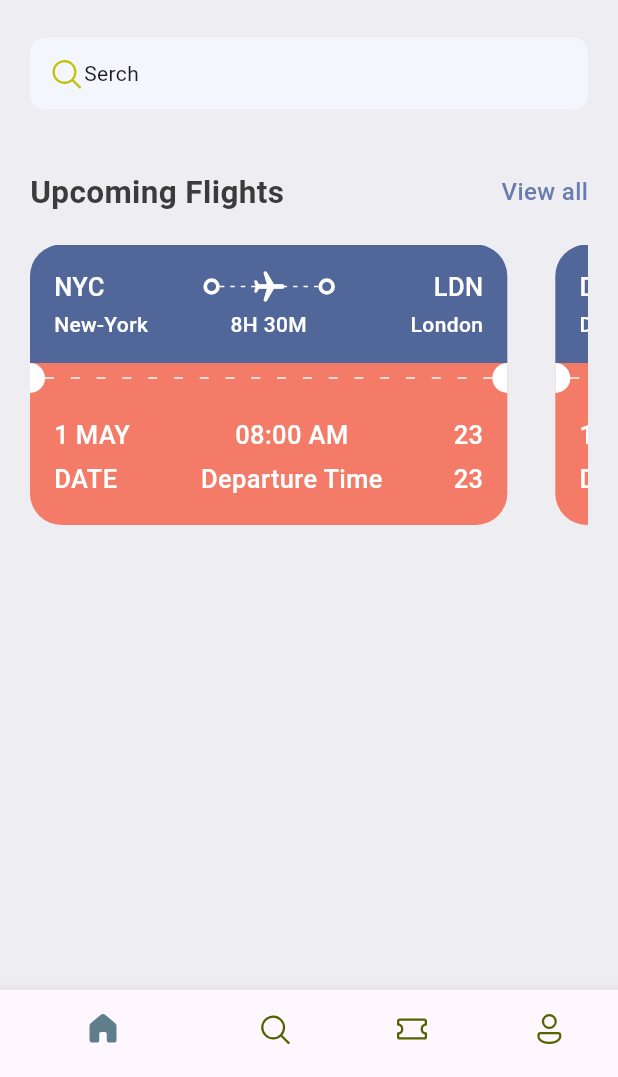
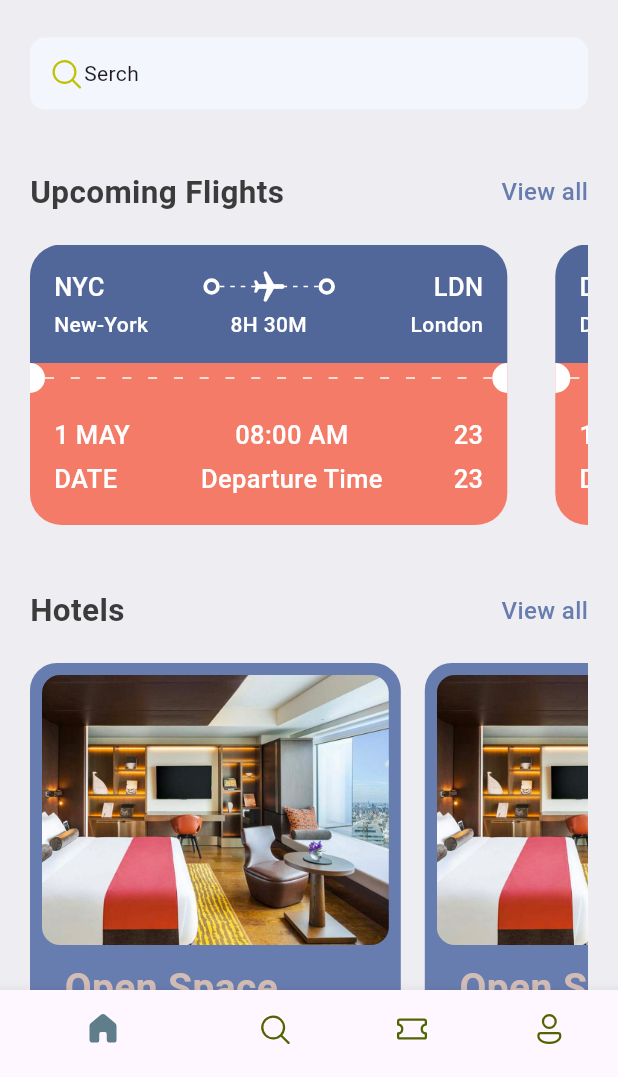
Before and after one commit to jose-oyuko/ticket-app, a Flutter app: the screen it shows after launch, on a phone screen of 412 x 824 dp, the part 159-1236 px from its top. Run offline on Flutter 3.47's test engine with Material 3 defaults, Android fonts, the phone set to English and light mode, and no system bars; our stand-ins replace fluentui_icons.

Commit message:
added hotel widget

```diff
--- a/lib/base/res/media.dart
+++ b/lib/base/res/media.dart
@@ -1,4 +1,5 @@
 class AppMedia {
   static const _baseImage = "assets/assets/images";
   static const logo = '$_baseImage/logo.png';
+  static const hotelRoom = '$_baseImage/hotel_room.png';
 }
--- a/lib/base/res/style/app_styles.dart
+++ b/lib/base/res/style/app_styles.dart
@@ -8,6 +8,7 @@ class AppStyles {
   static Color textColor = const Color(0xFF3b3b3b);
   static Color ticketBlue = const Color(0xff526799);
   static Color tickectOrange = const Color(0xFFF37B67);
+  static Color kakiColor = const Color(0xFFd2bdb6);
   static TextStyle textStyle = TextStyle(
     fontSize: 16,
     fontWeight: FontWeight.w500,
--- a/lib/base/widgets/app_double_text.dart
+++ b/lib/base/widgets/app_double_text.dart
@@ -1,15 +1,16 @@
 import 'package:flutter/material.dart';
 import 'package:flutter_projects/base/res/style/app_styles.dart';
-import 'package:flutter_projects/base/utils/app_routes.dart';
 
 class AppDoubleText extends StatelessWidget {
   const AppDoubleText({
     super.key,
     required this.bigText,
     required this.smallText,
+    required this.func,
   });
   final String bigText;
   final String smallText;
+  final VoidCallback func;
 
   @override
   Widget build(BuildContext context) {
@@ -18,7 +19,7 @@ class AppDoubleText extends StatelessWidget {
       children: [
         Text(bigText, style: AppStyles.headLineStyle2),
         InkWell(
-          onTap: () => Navigator.pushNamed(context, AppRoutes.allTickets),
+          onTap: func,
           child: Text(
             smallText,
             style: AppStyles.textStyle.copyWith(color: AppStyles.primaryColor),
--- a/lib/screens/home_screen.dart
+++ b/lib/screens/home_screen.dart
@@ -3,8 +3,10 @@ import 'package:flutter/material.dart';
 import 'package:flutter_projects/base/res/media.dart';
 import 'package:flutter_projects/base/res/style/app_styles.dart';
 import 'package:flutter_projects/base/utils/all_json.dart';
+import 'package:flutter_projects/base/utils/app_routes.dart';
 import 'package:flutter_projects/base/widgets/app_double_text.dart';
 import 'package:flutter_projects/base/widgets/ticket_view.dart';
+import 'package:flutter_projects/screens/widget/hotel.dart';
 
 class HomeScreen extends StatelessWidget {
   const HomeScreen({super.key});
@@ -19,6 +21,7 @@ class HomeScreen extends StatelessWidget {
           Container(
             padding: EdgeInsets.symmetric(horizontal: 20),
             child: Column(
+              crossAxisAlignment: CrossAxisAlignment.start,
               children: [
                 Row(
                   mainAxisAlignment: MainAxisAlignment.spaceBetween,
@@ -62,9 +65,11 @@ class HomeScreen extends StatelessWidget {
                   ),
                 ),
                 const SizedBox(height: 40),
-                const AppDoubleText(
+                AppDoubleText(
                   bigText: 'Upcoming Flights',
                   smallText: 'View all',
+                  func:
+                      () => Navigator.pushNamed(context, AppRoutes.allTickets),
                 ),
                 const SizedBox(height: 20),
                 SingleChildScrollView(
@@ -79,6 +84,19 @@ class HomeScreen extends StatelessWidget {
                             .toList(),
                   ),
                 ),
+                const SizedBox(height: 40),
+                AppDoubleText(
+                  bigText: 'Hotels',
+                  smallText: 'View all',
+                  func: () {},
+                ),
+                const SizedBox(height: 20),
+                SingleChildScrollView(
+                  scrollDirection: Axis.horizontal,
+                  child: Row(
+                    children: [const Hotel(), const Hotel(), const Hotel()],
+                  ),
+                ),
               ],
             ),
           ),
--- /dev/null
+++ b/lib/screens/widget/hotel.dart
@@ -0,0 +1,66 @@
+import 'package:flutter/material.dart';
+import 'package:flutter_projects/base/res/media.dart';
+import 'package:flutter_projects/base/res/style/app_styles.dart';
+
+class Hotel extends StatelessWidget {
+  const Hotel({super.key});
+
+  @override
+  Widget build(BuildContext context) {
+    final size = MediaQuery.of(context).size;
+    return Container(
+      padding: EdgeInsets.all(8.0),
+      width: size.width * 0.6,
+      height: 350,
+      margin: EdgeInsets.only(right: 16),
+      decoration: BoxDecoration(
+        color: AppStyles.primaryColor,
+        borderRadius: BorderRadius.circular(18),
+      ),
+      child: Column(
+        crossAxisAlignment: CrossAxisAlignment.start,
+        children: [
+          Container(
+            height: 180,
+            decoration: BoxDecoration(
+              color: AppStyles.primaryColor,
+              borderRadius: BorderRadius.circular(12),
+              image: DecorationImage(
+                fit: BoxFit.cover,
+                image: AssetImage(AppMedia.hotelRoom),
+              ),
+            ),
+          ),
+          SizedBox(height: 10),
+          Padding(
+            padding: const EdgeInsets.only(left: 15),
+            child: Text(
+              "Open Space",
+              style: AppStyles.headLineStyle1.copyWith(
+                color: AppStyles.kakiColor,
+              ),
+            ),
+          ),
+          SizedBox(height: 5),
+          Padding(
+            padding: const EdgeInsets.only(left: 15),
+            child: Text(
+              "\$25/night",
+              style: AppStyles.headLineStyle3.copyWith(
+                color: AppStyles.kakiColor,
+              ),
+            ),
+          ),
+          SizedBox(height: 5),
+          Padding(
+            padding: const EdgeInsets.only(left: 15),
+            child: Text(
+              "London",
+              style: AppStyles.headLineStyle1.copyWith(color: Colors.white),
+            ),
+          ),
+        ],
+      ),
+    );
+  }
+}
```
